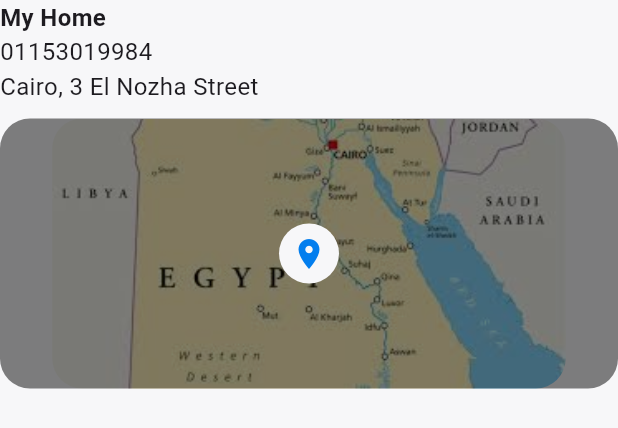
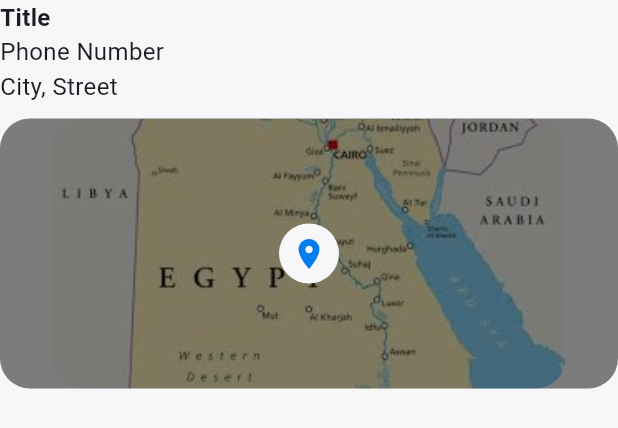
Before and after one commit to AbdelazizMohamed-GitHub/shop_sphere, a Flutter app: the CustomGetLocationWidget widget shown alone on an empty page, opened directly with empty values, on a phone screen of 412 x 824 dp. Shown: the top 428 px of the screen. Run offline on Flutter 3.47's test engine with Material 3 defaults, Android fonts, the phone set to English and light mode, and no system bars; our stand-ins replace cached_network_image, carousel_slider, cloud_firestore, dartz, equatable, firebase_auth and 10 more; missing offline and left inert: flutter_paypal_payment; accounts and stored records are empty; project files that could hold a hidden picture were left out.

Commit message:
Add GetLocationLoading and update address index to get new address

```diff
--- a/lib/core/loading/address_screen_loadig.dart
+++ b/lib/core/loading/address_screen_loadig.dart
@@ -9,11 +9,11 @@ class AddressScreenLoading extends StatelessWidget {
   @override
   Widget build(BuildContext context) {
     return Scaffold(
-      appBar: AppBar(),
+
       backgroundColor: AppColors.backgroundColor,
       body: Skeletonizer(
         enabled: true,
-        child: ListView.separated(
+        child: ListView.separated(padding: const EdgeInsets.only(top: 20),
           itemCount: 10,
           separatorBuilder: (BuildContext context, int index) {
             return SizedBox(
--- a/lib/features/profile/presention/view/screen/profile_screen.dart
+++ b/lib/features/profile/presention/view/screen/profile_screen.dart
@@ -24,9 +24,7 @@ class ProfileScreen extends StatelessWidget {
 
   @override
   Widget build(BuildContext context) {
-    return BlocProvider(
-        create: (context) => UserCubit(userRepo:getIt <ProfileRepoImpl> ())..getUserData(),
-        child: Scaffold(
+    return Scaffold(
       backgroundColor: AppTheme.isLightTheme(context)
           ? AppColors.primaryColor
           : AppColors.backgroundDarkColor,
@@ -143,6 +141,6 @@ class ProfileScreen extends StatelessWidget {
             }
             return const Center(child: CircularProgressIndicator());
           }),
-        ));
+    );
   }
 }
--- a/lib/features/profile/presention/view/widget/custom_get_location_widget.dart
+++ b/lib/features/profile/presention/view/widget/custom_get_location_widget.dart
@@ -2,6 +2,7 @@
 import 'package:flutter/material.dart';
 import 'package:flutter_bloc/flutter_bloc.dart';
 import 'package:geocoding/geocoding.dart';
+import 'package:shop_sphere/core/loading/custom_get_loaction_loading.dart';
 import 'package:shop_sphere/core/loading/custom_item_loading.dart';
 
 import 'package:shop_sphere/core/service/location_service.dart';
@@ -25,16 +26,18 @@ class CustomGetLocationWidget extends StatefulWidget {
 
 class _CustomGetLocationWidgetState extends State<CustomGetLocationWidget> {
   late Placemark place;
-  String title = "My Home";
-  String city = "Cairo";
-  String street = "3 El Nozha Street";
+  String title = "Title";
+  String city = "City";
+  String street = "Street";
+  String phoneNumber = "Phone Number";
+  bool isInisialzed = false;
+  bool loading = false;
 
   @override
   Widget build(BuildContext context) {
-    return BlocBuilder<AddressCubit, AddressState>(
-      builder: (context, state) {
+    return BlocBuilder<AddressCubit, AddressState>(builder: (context, state) {
       if (state is AddressLoading) {
-          return CustomItemLoading();
+        return const CustomItemLoading();
       }
       if (state is AddressError) {
         return Center(
@@ -44,11 +47,13 @@ class _CustomGetLocationWidgetState extends State<CustomGetLocationWidget> {
           ),
         );
       }
-        if (state is AddressSuccess) {
+      if (state is AddressSuccess && !isInisialzed) {
         if (state.addresses.isNotEmpty) {
           title = state.addresses[widget.currentIndex].title;
           city = state.addresses[widget.currentIndex].city;
           street = state.addresses[widget.currentIndex].street;
+          phoneNumber = state.addresses[widget.currentIndex].phoneNumber;
+          isInisialzed = true;
         }
       }
       return Column(
@@ -58,8 +63,8 @@ class _CustomGetLocationWidgetState extends State<CustomGetLocationWidget> {
             title,
             style: AppStyles.text16Bold,
           ),
-            const Text(
-              "01153019984",
+          Text(
+            phoneNumber,
             style: AppStyles.text16Regular,
           ),
           Text(
@@ -69,7 +74,9 @@ class _CustomGetLocationWidgetState extends State<CustomGetLocationWidget> {
           const SizedBox(
             height: 10,
           ),
-            Stack(
+          loading
+              ?const CustomGetLoactionLoading()
+              : Stack(
                   alignment: Alignment.center,
                   children: [
                     SizedBox(
@@ -93,18 +100,21 @@ class _CustomGetLocationWidgetState extends State<CustomGetLocationWidget> {
                           color: AppColors.primaryColor,
                         ),
                         funcation: () async {
+                          setState(() {
+                            loading = true;
+                          });
                           place = await getLocation();
                           setState(() {
                             title = "Current Location";
                             city = place.locality!;
                             street = place.street!;
                           });
+                          loading = false;
                         })
                   ],
                 ),
         ],
       );
-      },
-    );
+    });
   }
 }
--- a/lib/main.dart
+++ b/lib/main.dart
@@ -11,8 +11,10 @@ import 'package:shop_sphere/core/utils/app_theme.dart';
 import 'package:shop_sphere/features/main/presention/view/screen/main_screen.dart';
 import 'package:shop_sphere/features/onboarding/presention/view/screen/get_started_screen.dart';
 import 'package:shop_sphere/features/profile/data/repo_impl/address_repo_impl.dart';
+import 'package:shop_sphere/features/profile/data/repo_impl/profile_repo_impl.dart';
 import 'package:shop_sphere/features/profile/presention/controller/address/adress_cubit.dart';
 import 'package:shop_sphere/features/profile/presention/controller/checkout/check_out_cubit.dart';
+import 'package:shop_sphere/features/profile/presention/controller/profile/user_cubit.dart';
 import 'package:shop_sphere/features/profile/presention/view/screen/address_screen.dart';
 import 'package:shop_sphere/features/profile/presention/view/screen/checkout_screen.dart';
 import 'package:shop_sphere/features/profile/presention/view/screen/profile_screen.dart';
@@ -41,6 +43,8 @@ class ShopSphere extends StatelessWidget {
         ),
         BlocProvider(
           create: (context) => AddressCubit(addressRepo: getIt<AddressRepoImpl>())..getAddress(),
+        ),  BlocProvider(
+          create: (context) => UserCubit(userRepo: getIt<ProfileRepoImpl>())
         ),
         BlocProvider(
           create: (context) => CheckOutCubit(),
```
Also changed, not shown: lib/core/loading/custom_get_loaction_loading.dart (added, +27 -0 lines), lib/features/profile/presention/view/screen/address_screen.dart (+6 -3 lines), lib/features/profile/presention/view/screen/checkout_screen.dart (+21 -8 lines), 4 other files. Lines whose indentation alone changed are shown as unchanged.
